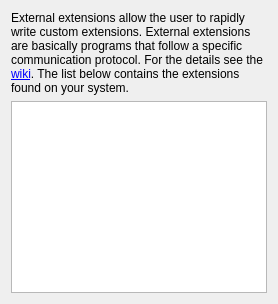
This is externalextensions/src/configwidget.ui in albertlauncher/plugins as Qt 5 draws it before an edit. The edited form follows.
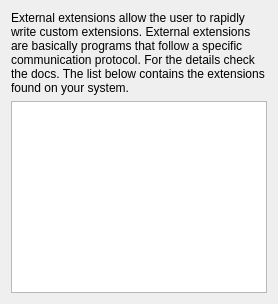
This is the edited form.

Patch:
```diff
--- a/externalextensions/src/configwidget.ui
+++ b/externalextensions/src/configwidget.ui
@@ -9,7 +9,7 @@
       <string>&lt;html&gt;
 &lt;head/&gt;
 &lt;body&gt;
-&lt;p&gt;External extensions allow the user to rapidly write custom extensions. External extensions are basically programs that follow a specific communication protocol. For the details see the &lt;a href=&quot;https://albertlauncher.github.io/docs/extensions/external/&quot;&gt;wiki&lt;/a&gt;. The list below contains the extensions found on your system.
+&lt;p&gt;External extensions allow the user to rapidly write custom extensions. External extensions are basically programs that follow a specific communication protocol. For the details check the docs. The list below contains the extensions found on your system.
 &lt;/p&gt;
 &lt;/body&gt;
 &lt;/html&gt;</string>
```
